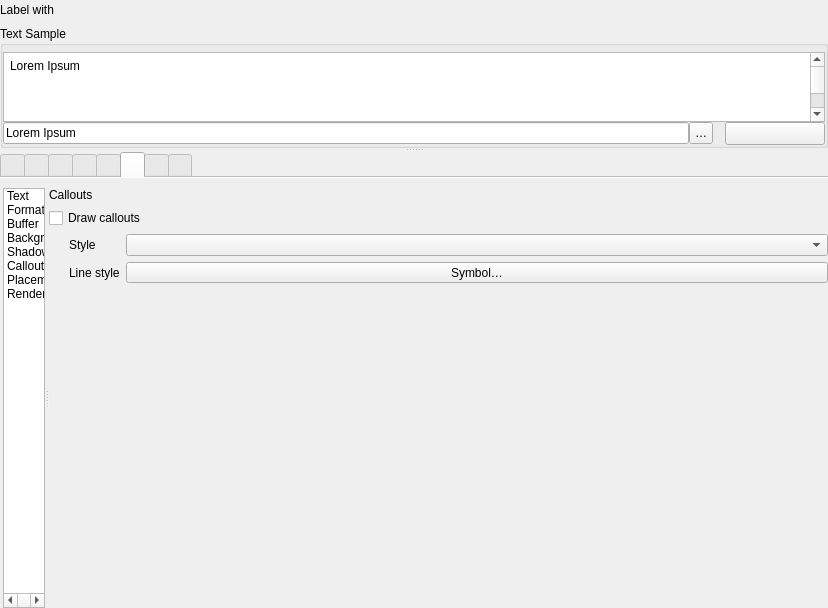
Above: src/ui/qgstextformatwidgetbase.ui from carsmie/QGIS before the change. Below: the same form after it.
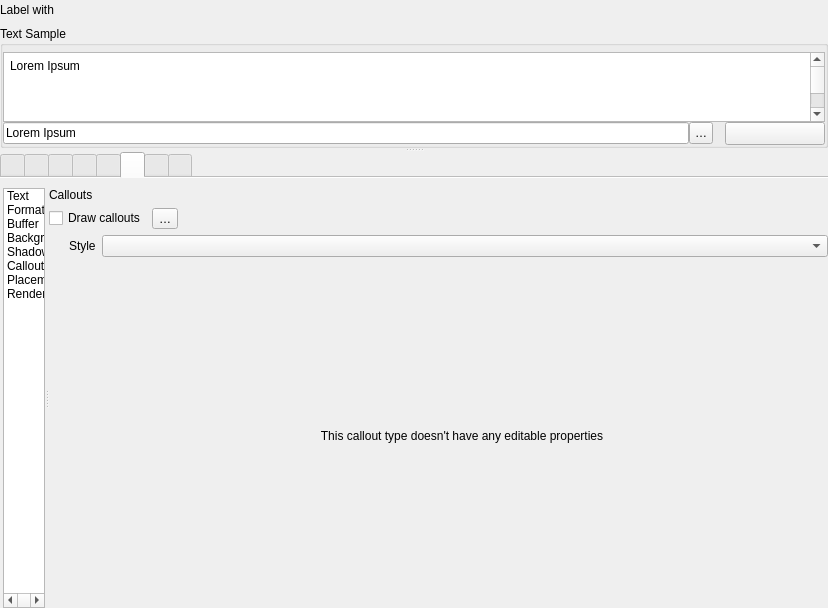
That is the form after the change. Icons and pictures are not drawn. Custom widgets are drawn as their Qt base class.

Commit message: Use registry to create correct callout widget

```diff
--- a/src/ui/qgstextformatwidgetbase.ui
+++ b/src/ui/qgstextformatwidgetbase.ui
@@ -3637,8 +3637,8 @@
                       <rect>
                        <x>0</x>
                        <y>0</y>
-                       <width>776</width>
-                       <height>435</height>
+                       <width>775</width>
+                       <height>405</height>
                       </rect>
                      </property>
                      <layout class="QGridLayout" name="gridLayout_46">
@@ -3663,79 +3663,22 @@
                           </property>
                          </widget>
                         </item>
-                        <item row="3" column="0" colspan="2">
-                         <widget class="QFrame" name="mShadowFrame_2">
-                          <layout class="QGridLayout" name="gridLayout_44">
-                           <property name="leftMargin">
-                            <number>20</number>
-                           </property>
-                           <property name="topMargin">
-                            <number>0</number>
-                           </property>
-                           <property name="rightMargin">
-                            <number>0</number>
-                           </property>
-                           <property name="bottomMargin">
-                            <number>0</number>
-                           </property>
-                           <item row="0" column="0">
-                            <spacer name="verticalSpacer_2">
-                             <property name="orientation">
-                              <enum>Qt::Vertical</enum>
-                             </property>
-                             <property name="sizeHint" stdset="0">
-                              <size>
-                               <width>20</width>
-                               <height>40</height>
-                              </size>
-                             </property>
-                            </spacer>
-                           </item>
-                          </layout>
-                         </widget>
-                        </item>
                         <item row="1" column="1">
-                         <spacer name="horizontalSpacer_15">
-                          <property name="orientation">
-                           <enum>Qt::Horizontal</enum>
+                         <widget class="QgsPropertyOverrideButton" name="mCalloutDrawDDBtn">
+                          <property name="text">
+                           <string>…</string>
                           </property>
-                          <property name="sizeHint" stdset="0">
-                           <size>
-                            <width>0</width>
-                            <height>20</height>
-                           </size>
-                          </property>
-                         </spacer>
+                         </widget>
                         </item>
-                        <item row="2" column="0" colspan="2">
-                         <layout class="QGridLayout" name="gridLayout_45" columnstretch="0,1">
+                        <item row="2" column="0" colspan="3">
+                         <layout class="QGridLayout" name="gridLayout_45" columnstretch="0,0,0">
                           <property name="leftMargin">
                            <number>20</number>
                           </property>
                           <property name="topMargin">
                            <number>0</number>
                           </property>
-                          <item row="1" column="1">
-                           <widget class="QgsSymbolButton" name="mCalloutLineStyleButton">
-                            <property name="sizePolicy">
-                             <sizepolicy hsizetype="Preferred" vsizetype="Fixed">
-                              <horstretch>0</horstretch>
-                              <verstretch>0</verstretch>
-                             </sizepolicy>
-                            </property>
-                            <property name="text">
-                             <string>Symbol…</string>
-                            </property>
-                           </widget>
-                          </item>
-                          <item row="1" column="0">
-                           <widget class="QLabel" name="label">
-                            <property name="text">
-                             <string>Line style</string>
-                            </property>
-                           </widget>
-                          </item>
-                          <item row="0" column="1">
+                          <item row="0" column="1" colspan="2">
                            <widget class="QComboBox" name="mCalloutStyleComboBox"/>
                           </item>
                           <item row="0" column="0">
@@ -3745,6 +3688,27 @@
                             </property>
                            </widget>
                           </item>
+                          <item row="1" column="1">
+                           <widget class="QStackedWidget" name="mCalloutStackedWidget">
+                            <widget class="QWidget" name="pageDummy">
+                             <layout class="QVBoxLayout" name="verticalLayout_19">
+                              <item>
+                               <widget class="QLabel" name="label_45">
+                                <property name="text">
+                                 <string>This callout type doesn't have any editable properties</string>
+                                </property>
+                                <property name="alignment">
+                                 <set>Qt::AlignCenter</set>
+                                </property>
+                                <property name="wordWrap">
+                                 <bool>true</bool>
+                                </property>
+                               </widget>
+                              </item>
+                             </layout>
+                            </widget>
+                           </widget>
+                          </item>
                          </layout>
                         </item>
                         <item row="1" column="0">
@@ -3760,6 +3724,19 @@
                           </property>
                          </widget>
                         </item>
+                        <item row="1" column="2">
+                         <spacer name="horizontalSpacer_15">
+                          <property name="orientation">
+                           <enum>Qt::Horizontal</enum>
+                          </property>
+                          <property name="sizeHint" stdset="0">
+                           <size>
+                            <width>0</width>
+                            <height>20</height>
+                           </size>
+                          </property>
+                         </spacer>
+                        </item>
                        </layout>
                       </item>
                      </layout>
```
Left out of the diff: 91 changed lines with no effect on the pictures. The commit also changes 10 other files.
